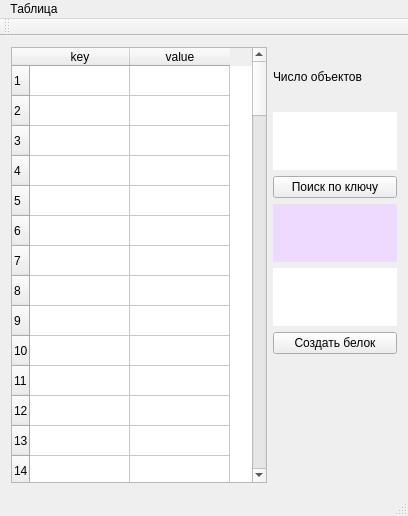
Old version of the form mainwindow.ui in the repository anyazavrr/newlab.
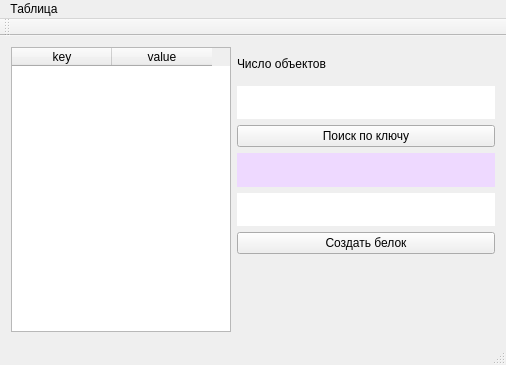
New version of the form.

```diff
--- a/mainwindow.ui
+++ b/mainwindow.ui
@@ -6,8 +6,8 @@
    <rect>
     <x>0</x>
     <y>0</y>
-    <width>408</width>
-    <height>516</height>
+    <width>506</width>
+    <height>365</height>
    </rect>
   </property>
   <property name="windowTitle">
@@ -83,507 +83,18 @@
     </item>
     <item row="1" column="0" rowspan="5">
      <widget class="QTableWidget" name="tableWidget">
+      <property name="minimumSize">
+       <size>
+        <width>25</width>
+        <height>42</height>
+       </size>
+      </property>
       <property name="maximumSize">
        <size>
-        <width>256</width>
-        <height>16777215</height>
+        <width>220</width>
+        <height>100000</height>
        </size>
       </property>
-      <row>
-       <property name="text">
-        <string>1</string>
-       </property>
-      </row>
-      <row>
-       <property name="text">
-        <string>2</string>
-       </property>
-      </row>
-      <row>
-       <property name="text">
-        <string>3</string>
-       </property>
-      </row>
-      <row>
-       <property name="text">
-        <string>4</string>
-       </property>
-      </row>
-      <row>
-       <property name="text">
-        <string>5</string>
-       </property>
-      </row>
-      <row>
-       <property name="text">
-        <string>6</string>
-       </property>
-      </row>
-      <row>
-       <property name="text">
-        <string>7</string>
-       </property>
-      </row>
-      <row>
-       <property name="text">
-        <string>8</string>
-       </property>
-      </row>
-      <row>
-       <property name="text">
-        <string>9</string>
-       </property>
-      </row>
-      <row>
-       <property name="text">
-        <string>10</string>
-       </property>
-      </row>
-      <row>
-       <property name="text">
-        <string>11</string>
-       </property>
-      </row>
-      <row>
-       <property name="text">
-        <string>12</string>
-       </property>
-      </row>
-      <row>
-       <property name="text">
-        <string>13</string>
-       </property>
-      </row>
-      <row>
-       <property name="text">
-        <string>14</string>
-       </property>
-      </row>
-      <row>
-       <property name="text">
-        <string>15</string>
-       </property>
-      </row>
-      <row>
-       <property name="text">
-        <string>16</string>
-       </property>
-      </row>
-      <row>
-       <property name="text">
-        <string>17</string>
-       </property>
-      </row>
-      <row>
-       <property name="text">
-        <string>18</string>
-       </property>
-      </row>
-      <row>
-       <property name="text">
-        <string>19</string>
-       </property>
-      </row>
-      <row>
-       <property name="text">
-        <string>20</string>
-       </property>
-      </row>
-      <row>
-       <property name="text">
-        <string>21</string>
-       </property>
-      </row>
-      <row>
-       <property name="text">
-        <string>22</string>
-       </property>
-      </row>
-      <row>
-       <property name="text">
-        <string>23</string>
-       </property>
-      </row>
-      <row>
-       <property name="text">
-        <string>24</string>
-       </property>
-      </row>
-      <row>
-       <property name="text">
-        <string>25</string>
-       </property>
-      </row>
-      <row>
-       <property name="text">
-        <string>26</string>
-       </property>
-      </row>
-      <row>
-       <property name="text">
-        <string>27</string>
-       </property>
-      </row>
-      <row>
-       <property name="text">
-        <string>28</string>
-       </property>
-      </row>
-      <row>
-       <property name="text">
-        <string>29</string>
-       </property>
-      </row>
-      <row>
-       <property name="text">
-        <string>30</string>
-       </property>
-      </row>
-      <row>
-       <property name="text">
-        <string>31</string>
-       </property>
-      </row>
-      <row>
-       <property name="text">
-        <string>32</string>
-       </property>
-      </row>
-      <row>
-       <property name="text">
-        <string>33</string>
-       </property>
-      </row>
-      <row>
-       <property name="text">
-        <string>34</string>
-       </property>
-      </row>
-      <row>
-       <property name="text">
-        <string>35</string>
-       </property>
-      </row>
-      <row>
-       <property name="text">
-        <string>36</string>
-       </property>
-      </row>
-      <row>
-       <property name="text">
-        <string>37</string>
-       </property>
-      </row>
-      <row>
-       <property name="text">
-        <string>38</string>
-       </property>
-      </row>
-      <row>
-       <property name="text">
-        <string>39</string>
-       </property>
-      </row>
-      <row>
-       <property name="text">
-        <string>40</string>
-       </property>
-      </row>
-      <row>
-       <property name="text">
-        <string>41</string>
-       </property>
-      </row>
-      <row>
-       <property name="text">
-        <string>42</string>
-       </property>
-      </row>
-      <row>
-       <property name="text">
-        <string>43</string>
-       </property>
-      </row>
-      <row>
-       <property name="text">
-        <string>44</string>
-       </property>
-      </row>
-      <row>
-       <property name="text">
-        <string>45</string>
-       </property>
-      </row>
-      <row>
-       <property name="text">
-        <string>46</string>
-       </property>
-      </row>
-      <row>
-       <property name="text">
-        <string>47</string>
-       </property>
-      </row>
-      <row>
-       <property name="text">
-        <string>48</string>
-       </property>
-      </row>
-      <row>
-       <property name="text">
-        <string>49</string>
-       </property>
-      </row>
-      <row>
-       <property name="text">
-        <string>50</string>
-       </property>
-      </row>
-      <row>
-       <property name="text">
-        <string>51</string>
-       </property>
-      </row>
-      <row>
-       <property name="text">
-        <string>52</string>
-       </property>
-      </row>
-      <row>
-       <property name="text">
-        <string>53</string>
-       </property>
-      </row>
-      <row>
-       <property name="text">
-        <string>54</string>
-       </property>
-      </row>
-      <row>
-       <property name="text">
-        <string>55</string>
-       </property>
-      </row>
-      <row>
-       <property name="text">
-        <string>56</string>
-       </property>
-      </row>
-      <row>
-       <property name="text">
-        <string>57</string>
-       </property>
-      </row>
-      <row>
-       <property name="text">
-        <string>58</string>
-       </property>
-      </row>
-      <row>
-       <property name="text">
-        <string>59</string>
-       </property>
-      </row>
-      <row>
-       <property name="text">
-        <string>60</string>
-       </property>
-      </row>
-      <row>
-       <property name="text">
-        <string>61</string>
-       </property>
-      </row>
-      <row>
-       <property name="text">
-        <string>62</string>
-       </property>
-      </row>
-      <row>
-       <property name="text">
-        <string>63</string>
-       </property>
-      </row>
-      <row>
-       <property name="text">
-        <string>64</string>
-       </property>
-      </row>
-      <row>
-       <property name="text">
-        <string>65</string>
-       </property>
-      </row>
-      <row>
-       <property name="text">
-        <string>66</string>
-       </property>
-      </row>
-      <row>
-       <property name="text">
-        <string>67</string>
-       </property>
-      </row>
-      <row>
-       <property name="text">
-        <string>68</string>
-       </property>
-      </row>
-      <row>
-       <property name="text">
-        <string>69</string>
-       </property>
-      </row>
-      <row>
-       <property name="text">
-        <string>70</string>
-       </property>
-      </row>
-      <row>
-       <property name="text">
-        <string>71</string>
-       </property>
-      </row>
-      <row>
-       <property name="text">
-        <string>72</string>
-       </property>
-      </row>
-      <row>
-       <property name="text">
-        <string>73</string>
-       </property>
-      </row>
-      <row>
-       <property name="text">
-        <string>74</string>
-       </property>
-      </row>
-      <row>
-       <property name="text">
-        <string>75</string>
-       </property>
-      </row>
-      <row>
-       <property name="text">
-        <string>76</string>
-       </property>
-      </row>
-      <row>
-       <property name="text">
-        <string>77</string>
-       </property>
-      </row>
-      <row>
-       <property name="text">
-        <string>78</string>
-       </property>
-      </row>
-      <row>
-       <property name="text">
-        <string>79</string>
-       </property>
-      </row>
-      <row>
-       <property name="text">
-        <string>80</string>
-       </property>
-      </row>
-      <row>
-       <property name="text">
-        <string>81</string>
-       </property>
-      </row>
-      <row>
-       <property name="text">
-        <string>82</string>
-       </property>
-      </row>
-      <row>
-       <property name="text">
-        <string>83</string>
-       </property>
-      </row>
-      <row>
-       <property name="text">
-        <string>84</string>
-       </property>
-      </row>
-      <row>
-       <property name="text">
-        <string>85</string>
-       </property>
-      </row>
-      <row>
-       <property name="text">
-        <string>86</string>
-       </property>
-      </row>
-      <row>
-       <property name="text">
-        <string>87</string>
-       </property>
-      </row>
-      <row>
-       <property name="text">
-        <string>88</string>
-       </property>
-      </row>
-      <row>
-       <property name="text">
-        <string>89</string>
-       </property>
-      </row>
-      <row>
-       <property name="text">
-        <string>90</string>
-       </property>
-      </row>
-      <row>
-       <property name="text">
-        <string>91</string>
-       </property>
-      </row>
-      <row>
-       <property name="text">
-        <string>92</string>
-       </property>
-      </row>
-      <row>
-       <property name="text">
-        <string>93</string>
-       </property>
-      </row>
-      <row>
-       <property name="text">
-        <string>94</string>
-       </property>
-      </row>
-      <row>
-       <property name="text">
-        <string>95</string>
-       </property>
-      </row>
-      <row>
-       <property name="text">
-        <string>96</string>
-       </property>
-      </row>
-      <row>
-       <property name="text">
-        <string>97</string>
-       </property>
-      </row>
-      <row>
-       <property name="text">
-        <string>98</string>
-       </property>
-      </row>
-      <row>
-       <property name="text">
-        <string>99</string>
-       </property>
-      </row>
       <column>
        <property name="text">
         <string>key</string>
@@ -603,7 +114,7 @@
     <rect>
      <x>0</x>
      <y>0</y>
-     <width>408</width>
+     <width>506</width>
      <height>25</height>
     </rect>
    </property>
```
